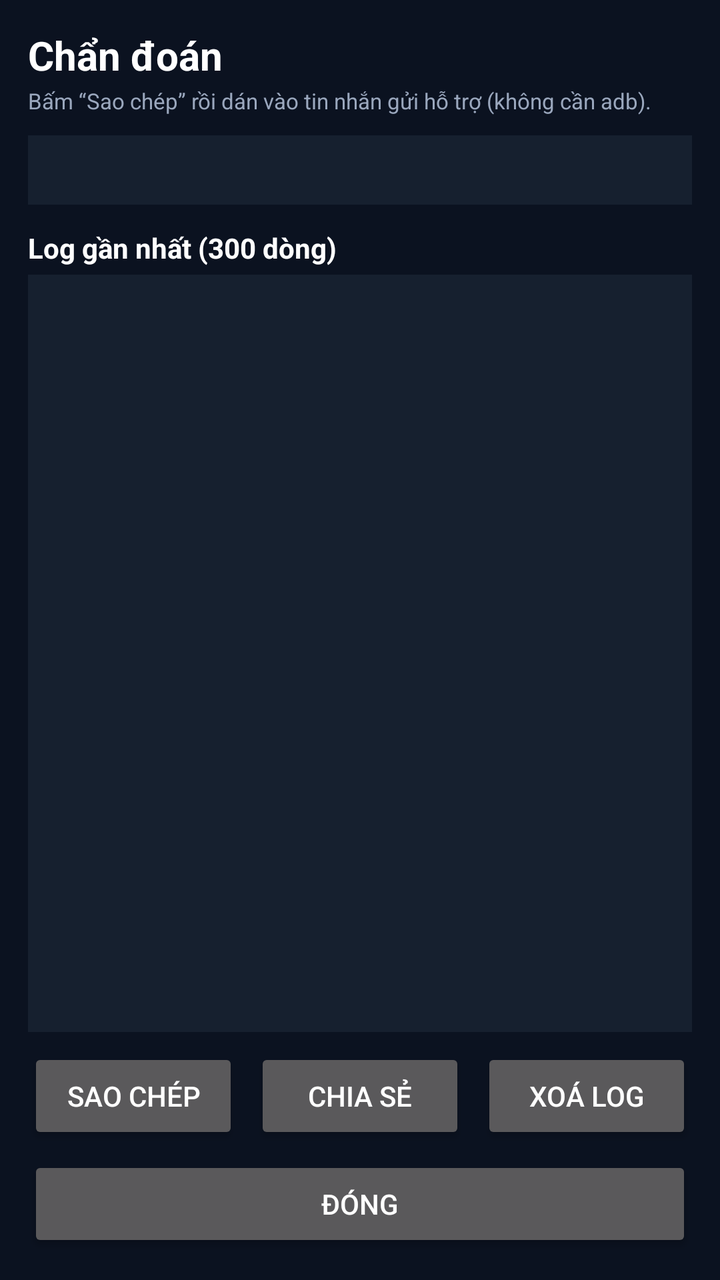
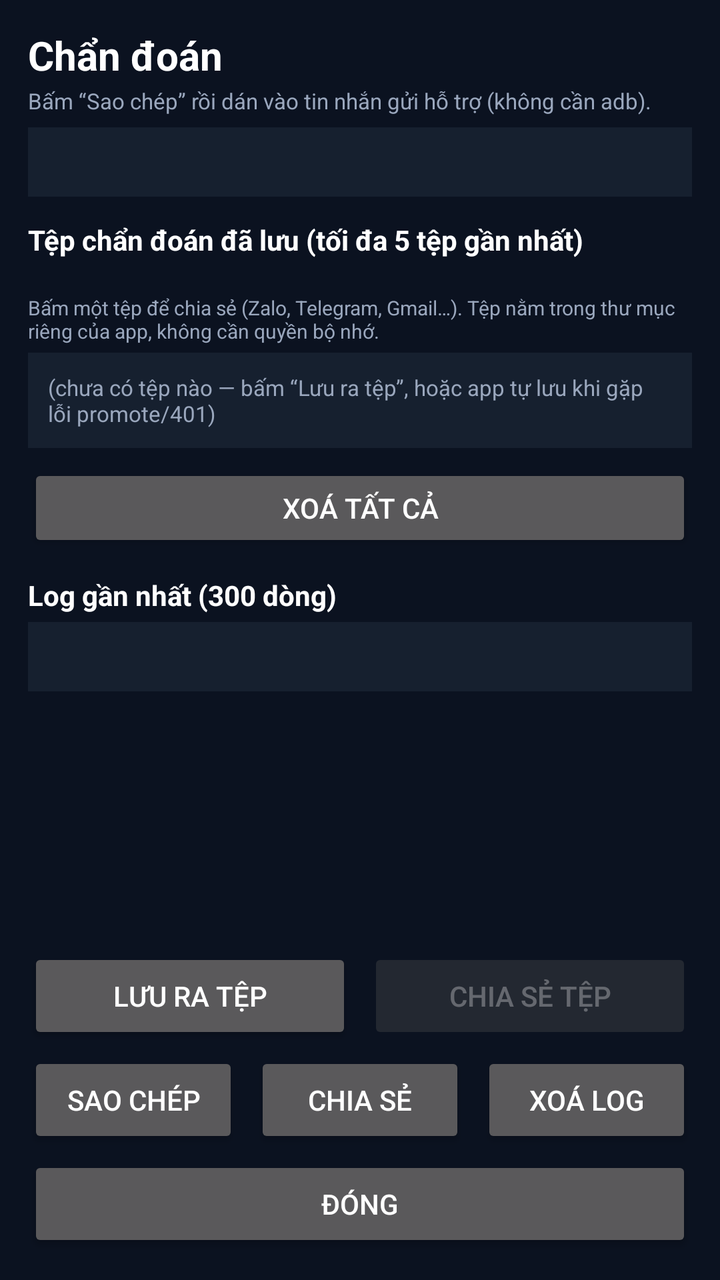

An Android layout rendered at two revisions. The XML below is the earlier revision; the diff shows what the commit changed to produce the second picture.
<!-- AndroidManifest.xml: application theme AppTheme -->
<!-- res/layout/activity_diag.xml -->
<?xml version="1.0" encoding="utf-8"?>
<LinearLayout xmlns:android="http://schemas.android.com/apk/res/android"
    android:layout_width="match_parent"
    android:layout_height="match_parent"
    android:background="#FF0B1220"
    android:orientation="vertical"
    android:padding="14dp">

    <TextView
        android:layout_width="match_parent"
        android:layout_height="wrap_content"
        android:text="@string/diag_title"
        android:textColor="#FFFFFFFF"
        android:textSize="20sp"
        android:textStyle="bold" />

    <TextView
        android:layout_width="match_parent"
        android:layout_height="wrap_content"
        android:layout_marginTop="2dp"
        android:text="@string/diag_hint"
        android:textColor="#FF9AA7BD"
        android:textSize="11sp" />

    
    <TextView
        android:id="@+id/diagValues"
        android:layout_width="match_parent"
        android:layout_height="wrap_content"
        android:layout_marginTop="10dp"
        android:background="#FF16202F"
        android:fontFamily="monospace"
        android:padding="10dp"
        android:textColor="#FFC7D2E2"
        android:textIsSelectable="true"
        android:textSize="11sp" />

    <TextView
        android:layout_width="match_parent"
        android:layout_height="wrap_content"
        android:layout_marginTop="12dp"
        android:text="@string/diag_log_section"
        android:textColor="#FFFFFFFF"
        android:textSize="14sp"
        android:textStyle="bold" />

    <ScrollView
        android:id="@+id/diagScroll"
        android:layout_width="match_parent"
        android:layout_height="0dp"
        android:layout_marginTop="4dp"
        android:layout_weight="1"
        android:background="#FF16202F"
        android:fillViewport="true">

        <TextView
            android:id="@+id/diagLog"
            android:layout_width="match_parent"
            android:layout_height="wrap_content"
            android:fontFamily="monospace"
            android:padding="10dp"
            android:textColor="#FFC7D2E2"
            android:textIsSelectable="true"
            android:textSize="11sp" />
    </ScrollView>

    <LinearLayout
        android:layout_width="match_parent"
        android:layout_height="wrap_content"
        android:layout_marginTop="8dp"
        android:orientation="horizontal">

        <Button
            android:id="@+id/diagCopyButton"
            android:layout_width="0dp"
            android:layout_height="wrap_content"
            android:layout_marginEnd="4dp"
            android:layout_weight="1"
            android:minHeight="48dp"
            android:text="@string/diag_copy" />

        <Button
            android:id="@+id/diagShareButton"
            android:layout_width="0dp"
            android:layout_height="wrap_content"
            android:layout_marginStart="4dp"
            android:layout_marginEnd="4dp"
            android:layout_weight="1"
            android:minHeight="48dp"
            android:text="@string/diag_share" />

        <Button
            android:id="@+id/diagClearButton"
            android:layout_width="0dp"
            android:layout_height="wrap_content"
            android:layout_marginStart="4dp"
            android:layout_weight="1"
            android:minHeight="48dp"
            android:text="@string/diag_clear" />
    </LinearLayout>

    <Button
        android:id="@+id/diagCloseButton"
        android:layout_width="match_parent"
        android:layout_height="wrap_content"
        android:layout_marginTop="6dp"
        android:minHeight="48dp"
        android:text="@string/action_close" />

</LinearLayout>
<!-- resources referenced by this layout -->
<resources>
  <string name="action_close">Đóng</string>
  <string name="diag_clear">Xoá log</string>
  <string name="diag_copy">Sao chép</string>
  <string name="diag_hint">Bấm “Sao chép” rồi dán vào tin nhắn gửi hỗ trợ (không cần adb).</string>
  <string name="diag_log_section">Log gần nhất (300 dòng)</string>
  <string name="diag_share">Chia sẻ</string>
  <string name="diag_title">Chẩn đoán</string>
  <style name="AppTheme" parent="@android:style/Theme.Material.NoActionBar">
          <item name="android:windowBackground">#FF0B1220</item>
      </style>
</resources>

<!-- the commit's change to res/layout/activity_diag.xml (unified diff, before → after) -->
@@ -22,52 +22,153 @@
         android:textColor="#FF9AA7BD"
         android:textSize="11sp" />
 
+    <ScrollView
+        android:id="@+id/diagScroll"
+        android:layout_width="match_parent"
+        android:layout_height="0dp"
+        android:layout_marginTop="6dp"
+        android:layout_weight="1"
+        android:fillViewport="true">
+
+        <LinearLayout
+            android:layout_width="match_parent"
+            android:layout_height="wrap_content"
+            android:orientation="vertical">
+
+            
+            <TextView
+                android:id="@+id/diagValues"
+                android:layout_width="match_parent"
+                android:layout_height="wrap_content"
+                android:background="#FF16202F"
+                android:fontFamily="monospace"
+                android:padding="10dp"
+                android:textColor="#FFC7D2E2"
+                android:textIsSelectable="true"
+                android:textSize="11sp" />
+
+            
+            <TextView
+                android:id="@+id/diagFilesTitle"
+                android:layout_width="match_parent"
+                android:layout_height="wrap_content"
+                android:layout_marginTop="12dp"
+                android:text="@string/diag_files_title"
+                android:textColor="#FFFFFFFF"
+                android:textSize="14sp"
+                android:textStyle="bold" />
+
+            <TextView
+                android:id="@+id/diagFilesDir"
+                android:layout_width="match_parent"
+                android:layout_height="wrap_content"
+                android:layout_marginTop="2dp"
+                android:fontFamily="monospace"
+                android:textColor="#FF9AA7BD"
+                android:textIsSelectable="true"
+                android:textSize="10sp" />
+
+            <TextView
+                android:id="@+id/diagFilesHint"
+                android:layout_width="match_parent"
+                android:layout_height="wrap_content"
+                android:layout_marginTop="2dp"
+                android:text="@string/diag_files_hint"
+                android:textColor="#FF9AA7BD"
+                android:textSize="10sp" />
+
+            <TextView
+                android:id="@+id/diagFilesEmpty"
+                android:layout_width="match_parent"
+                android:layout_height="wrap_content"
+                android:layout_marginTop="4dp"
+                android:background="#FF16202F"
+                android:padding="10dp"
+                android:text="@string/diag_files_empty"
+                android:textColor="#FF9AA7BD"
+                android:textSize="11sp" />
+
+            
+            <LinearLayout
+                android:id="@+id/diagFilesList"
+                android:layout_width="match_parent"
+                android:layout_height="wrap_content"
+                android:layout_marginTop="4dp"
+                android:orientation="vertical" />
+
+            <Button
+                android:id="@+id/diagFilesClearButton"
+                android:layout_width="match_parent"
+                android:layout_height="wrap_content"
+                android:layout_marginTop="4dp"
+                android:minHeight="44dp"
+                android:text="@string/diag_files_clear" />
+
+            <TextView
+                android:layout_width="match_parent"
+                android:layout_height="wrap_content"
+                android:layout_marginTop="12dp"
+                android:text="@string/diag_log_section"
+                android:textColor="#FFFFFFFF"
+                android:textSize="14sp"
+                android:textStyle="bold" />
+
+            <TextView
+                android:id="@+id/diagLog"
+                android:layout_width="match_parent"
+                android:layout_height="wrap_content"
+                android:layout_marginTop="4dp"
+                android:background="#FF16202F"
+                android:fontFamily="monospace"
+                android:padding="10dp"
+                android:textColor="#FFC7D2E2"
+                android:textIsSelectable="true"
+                android:textSize="11sp" />
+        </LinearLayout>
+    </ScrollView>
+
     
     <TextView
-        android:id="@+id/diagValues"
-        android:layout_width="match_parent"
-        android:layout_height="wrap_content"
-        android:layout_marginTop="10dp"
-        android:background="#FF16202F"
+        android:id="@+id/diagSavedPath"
+        android:layout_width="match_parent"
+        android:layout_height="wrap_content"
+        android:layout_marginTop="6dp"
         android:fontFamily="monospace"
-        android:padding="10dp"
-        android:textColor="#FFC7D2E2"
+        android:textColor="#FF7FD1A6"
         android:textIsSelectable="true"
-        android:textSize="11sp" />
-
-    <TextView
-        android:layout_width="match_parent"
-        android:layout_height="wrap_content"
-        android:layout_marginTop="12dp"
-        android:text="@string/diag_log_section"
-        android:textColor="#FFFFFFFF"
-        android:textSize="14sp"
-        android:textStyle="bold" />
-
-    <ScrollView
-        android:id="@+id/diagScroll"
-        android:layout_width="match_parent"
-        android:layout_height="0dp"
+        android:textSize="10sp"
+        android:visibility="gone" />
+
+    <LinearLayout
+        android:layout_width="match_parent"
+        android:layout_height="wrap_content"
+        android:layout_marginTop="6dp"
+        android:orientation="horizontal">
+
+        <Button
+            android:id="@+id/diagSaveFileButton"
+            android:layout_width="0dp"
+            android:layout_height="wrap_content"
+            android:layout_marginEnd="4dp"
+            android:layout_weight="1"
+            android:minHeight="48dp"
+            android:text="@string/diag_save_file" />
+
+        <Button
+            android:id="@+id/diagShareFileButton"
+            android:layout_width="0dp"
+            android:layout_height="wrap_content"
+            android:layout_marginStart="4dp"
+            android:layout_weight="1"
+            android:enabled="false"
+            android:minHeight="48dp"
+            android:text="@string/diag_share_file" />
+    </LinearLayout>
+
+    <LinearLayout
+        android:layout_width="match_parent"
+        android:layout_height="wrap_content"
         android:layout_marginTop="4dp"
-        android:layout_weight="1"
-        android:background="#FF16202F"
-        android:fillViewport="true">
-
-        <TextView
-            android:id="@+id/diagLog"
-            android:layout_width="match_parent"
-            android:layout_height="wrap_content"
-            android:fontFamily="monospace"
-            android:padding="10dp"
-            android:textColor="#FFC7D2E2"
-            android:textIsSelectable="true"
-            android:textSize="11sp" />
-    </ScrollView>
-
-    <LinearLayout
-        android:layout_width="match_parent"
-        android:layout_height="wrap_content"
-        android:layout_marginTop="8dp"
         android:orientation="horizontal">
 
         <Button
@@ -103,7 +204,7 @@
         android:id="@+id/diagCloseButton"
         android:layout_width="match_parent"
         android:layout_height="wrap_content"
-        android:layout_marginTop="6dp"
+        android:layout_marginTop="4dp"
         android:minHeight="48dp"
         android:text="@string/action_close" />
 
<!-- resource entries referenced after the edit -->
@@ -3,9 +3,15 @@
   <string name="action_close">Đóng</string>
   <string name="diag_clear">Xoá log</string>
   <string name="diag_copy">Sao chép</string>
+  <string name="diag_files_clear">Xoá tất cả</string>
+  <string name="diag_files_empty">(chưa có tệp nào — bấm “Lưu ra tệp”, hoặc app tự lưu khi gặp lỗi promote/401)</string>
+  <string name="diag_files_hint">Bấm một tệp để chia sẻ (Zalo, Telegram, Gmail…). Tệp nằm trong thư mục riêng của app, không cần quyền bộ nhớ.</string>
+  <string name="diag_files_title">Tệp chẩn đoán đã lưu (tối đa 5 tệp gần nhất)</string>
   <string name="diag_hint">Bấm “Sao chép” rồi dán vào tin nhắn gửi hỗ trợ (không cần adb).</string>
   <string name="diag_log_section">Log gần nhất (300 dòng)</string>
+  <string name="diag_save_file">Lưu ra tệp</string>
   <string name="diag_share">Chia sẻ</string>
+  <string name="diag_share_file">Chia sẻ tệp</string>
   <string name="diag_title">Chẩn đoán</string>
   <style name="AppTheme" parent="@android:style/Theme.Material.NoActionBar">
           <item name="android:windowBackground">#FF0B1220</item>
